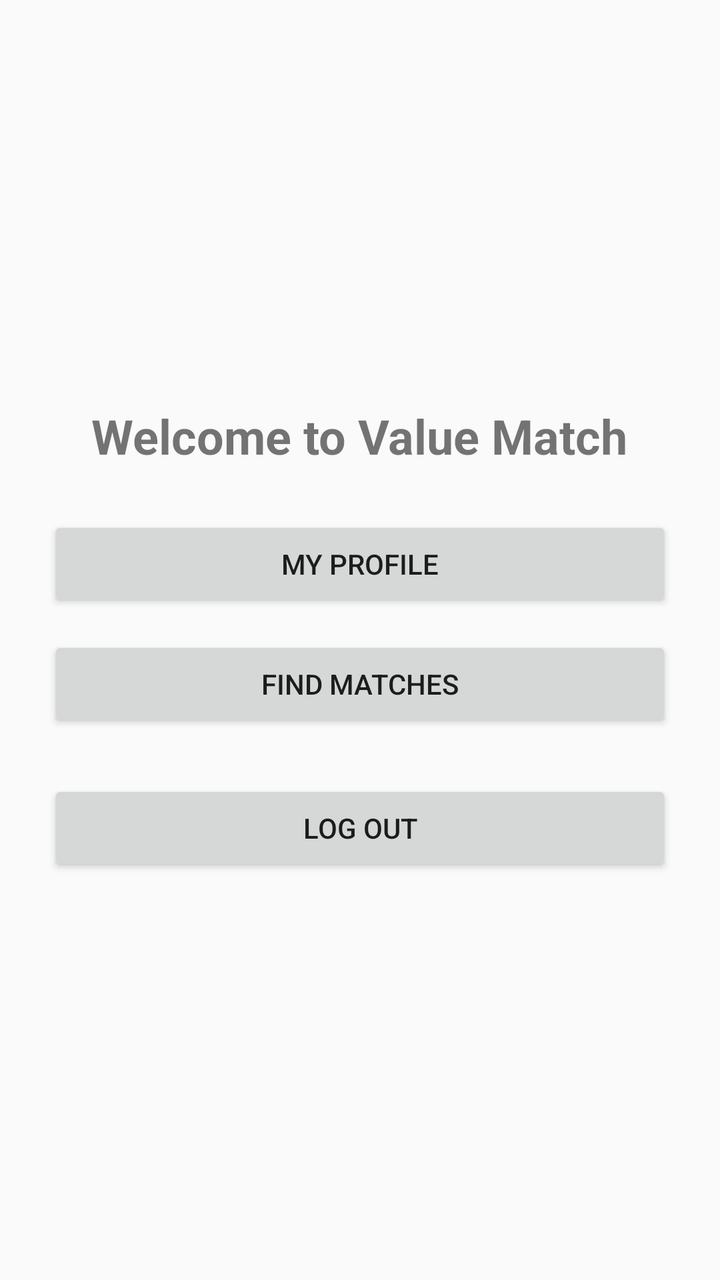
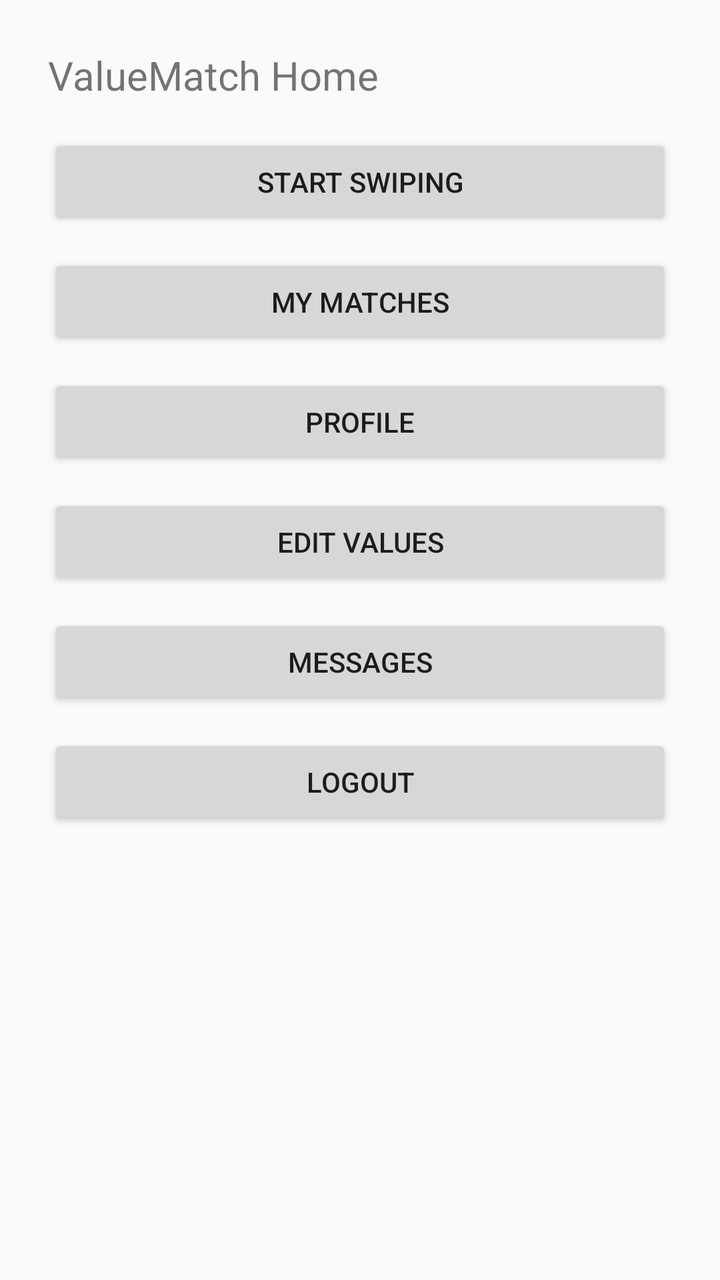

Before-and-after screenshots of an Android layout around one commit, followed by the original layout XML and the change that was made.
<!-- AndroidManifest.xml: application theme Theme.ValueMatch -->
<!-- res/layout/fragment_home.xml -->
<?xml version="1.0" encoding="utf-8"?>
<LinearLayout xmlns:android="http://schemas.android.com/apk/res/android"
    android:layout_width="match_parent"
    android:layout_height="match_parent"
    android:orientation="vertical"
    android:gravity="center"
    android:padding="24dp">

    <TextView
        android:text="Welcome to Value Match"
        android:textSize="24sp"
        android:textStyle="bold"
        android:layout_marginBottom="24dp"
        android:layout_width="wrap_content"
        android:layout_height="wrap_content" />

    <Button
        android:id="@+id/profileBtn"
        android:text="My Profile"
        android:layout_width="match_parent"
        android:layout_height="wrap_content" />

    <Button
        android:id="@+id/matchesBtn"
        android:text="Find Matches"
        android:layout_width="match_parent"
        android:layout_height="wrap_content"
        android:layout_marginTop="12dp" />

    <Button
        android:id="@+id/logoutBtn"
        android:text="Log Out"
        android:layout_width="match_parent"
        android:layout_height="wrap_content"
        android:layout_marginTop="24dp" />

</LinearLayout>
<!-- resources referenced by this layout -->
<resources>
  <style name="Theme.ValueMatch" parent="Theme.AppCompat.DayNight.NoActionBar">
          <item name="colorPrimary">@color/purple_500</item>
          <item name="colorPrimaryDark">@color/purple_700</item>
          <item name="colorAccent">@color/teal_200</item>
      </style>
  <color name="purple_500">#FF6200EE</color>
  <color name="purple_700">#FF3700B3</color>
  <color name="teal_200">#FF03DAC5</color>
</resources>

<!-- the commit's change to res/layout/fragment_home.xml (unified diff, before → after) -->
@@ -1,37 +1,57 @@
 <?xml version="1.0" encoding="utf-8"?>
 <LinearLayout xmlns:android="http://schemas.android.com/apk/res/android"
+    android:orientation="vertical"
     android:layout_width="match_parent"
     android:layout_height="match_parent"
-    android:orientation="vertical"
-    android:gravity="center"
     android:padding="24dp">
 
     <TextView
-        android:text="Welcome to Value Match"
-        android:textSize="24sp"
-        android:textStyle="bold"
-        android:layout_marginBottom="24dp"
         android:layout_width="wrap_content"
-        android:layout_height="wrap_content" />
+        android:layout_height="wrap_content"
+        android:text="ValueMatch Home"
+        android:textSize="20sp"/>
 
     <Button
-        android:id="@+id/profileBtn"
-        android:text="My Profile"
+        android:id="@+id/goToSwipe"
         android:layout_width="match_parent"
-        android:layout_height="wrap_content" />
+        android:layout_height="wrap_content"
+        android:text="Start Swiping"
+        android:layout_marginTop="16dp"/>
 
     <Button
-        android:id="@+id/matchesBtn"
-        android:text="Find Matches"
+        android:id="@+id/goToMatches"
         android:layout_width="match_parent"
         android:layout_height="wrap_content"
+        android:text="My Matches"
+        android:layout_marginTop="12dp"/>
+
+    <Button
+        android:id="@+id/goToProfile"
+        android:layout_width="match_parent"
+        android:layout_height="wrap_content"
+        android:text="Profile"
+        android:layout_marginTop="12dp"/>
+
+    <Button
+        android:id="@+id/goToValues"
+        android:layout_width="match_parent"
+        android:layout_height="wrap_content"
+        android:text="Edit Values"
+        android:layout_marginTop="12dp"/>
+
+    <Button
+        android:id="@+id/goToMessagesButton"
+        android:layout_width="match_parent"
+        android:layout_height="wrap_content"
+        android:text="Messages"
         android:layout_marginTop="12dp" />
 
     <Button
-        android:id="@+id/logoutBtn"
-        android:text="Log Out"
+        android:id="@+id/logoutButton"
         android:layout_width="match_parent"
         android:layout_height="wrap_content"
-        android:layout_marginTop="24dp" />
+        android:text="Logout"
+        android:layout_marginTop="12dp"/>
+
 
 </LinearLayout>
